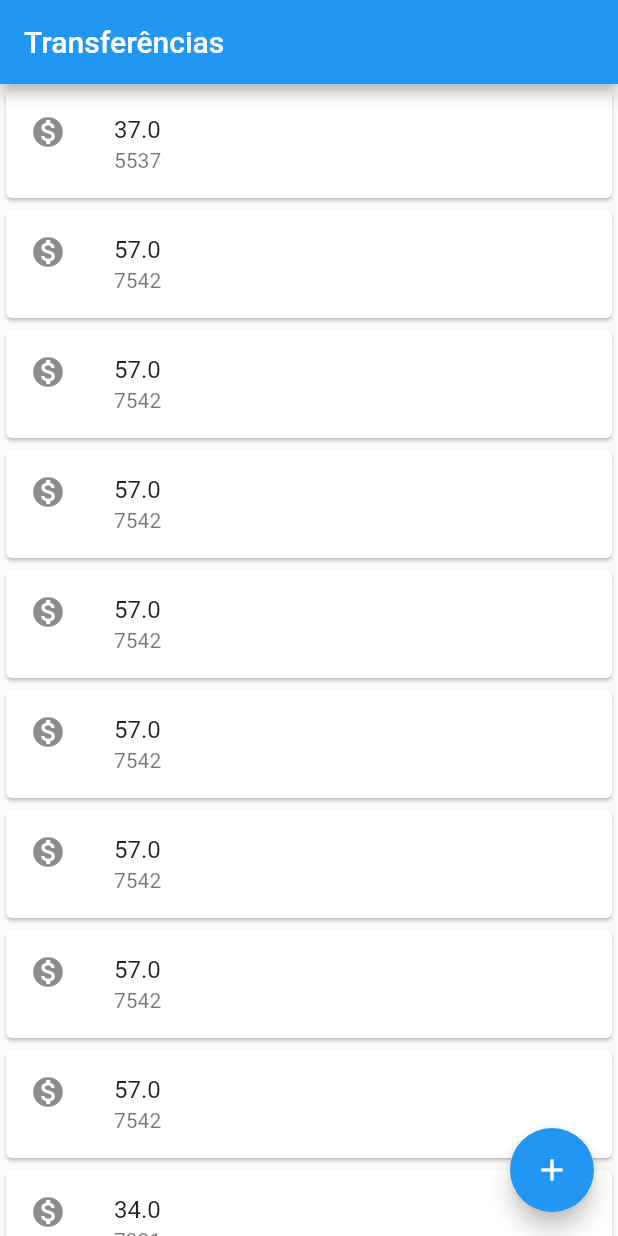
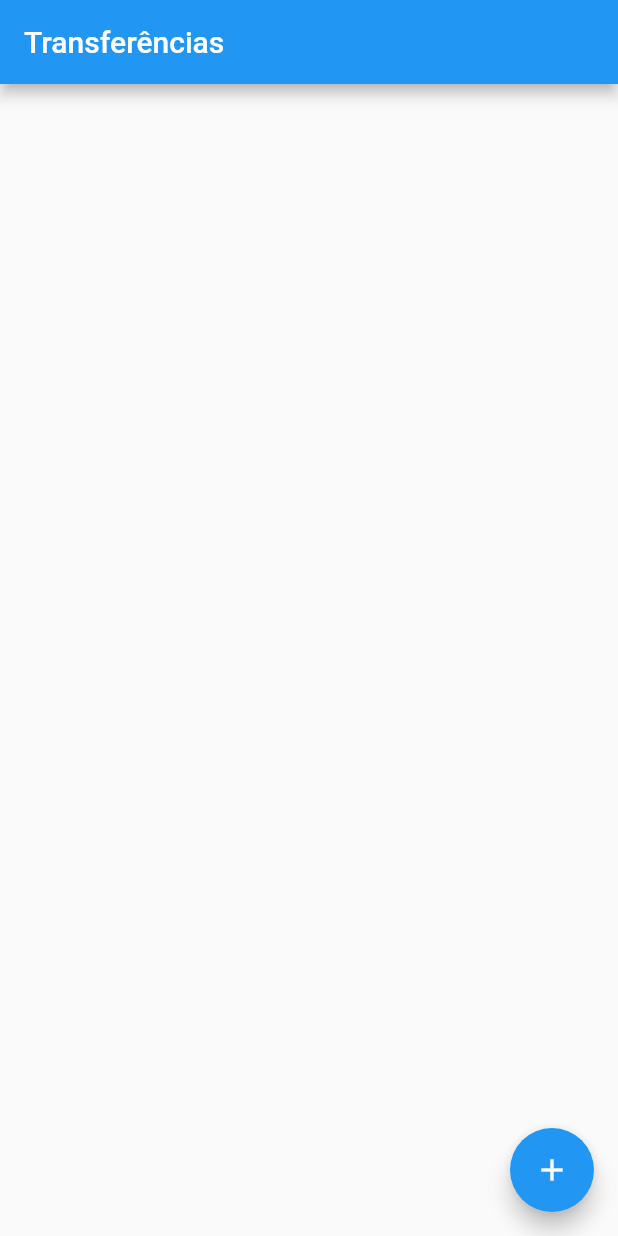
Before and after one commit to Mr-Sena/bytebank, a Flutter app: the screen it shows after launch, on a phone screen of 412 x 824 dp. Run offline on Flutter 3.47's test engine with Material 2 defaults, Android fonts, the phone set to English and light mode, and no system bars.

```diff
--- a/Workspace/bytebank/lib/main.dart
+++ b/Workspace/bytebank/lib/main.dart
@@ -112,27 +112,25 @@ class Editor extends StatelessWidget {
 
 
 class ListaTransferencias extends StatelessWidget {
+
+
+  //TODO ver o schema dessa nova lista:
+  //final List<Transferencia> _transferencia = List<Transferencia>.filled(0,new Transferencia(0, 0), growable:true);
+  final List<Transferencia> _transferencias = List<Transferencia>.empty(growable:true);
+
+
   @override
   Widget build(BuildContext context) {
     return Scaffold(
       appBar: AppBar(title: Text('Transferências'),), //Barra do app - Extende uma faixa horizontal na parte superior, Com o nome 'Transferências'
-      body: ListView(
-        children: <Widget>[
+      body: ListView.builder(
 
-          ItemTransferencia(Transferencia(37.00, 5537)),
-          ItemTransferencia(Transferencia(57.00, 7542)),
-          ItemTransferencia(Transferencia(57.00, 7542)),
-          ItemTransferencia(Transferencia(57.00, 7542)),
-          ItemTransferencia(Transferencia(57.00, 7542)),
-          ItemTransferencia(Transferencia(57.00, 7542)),
-          ItemTransferencia(Transferencia(57.00, 7542)),
-          ItemTransferencia(Transferencia(57.00, 7542)),
-          ItemTransferencia(Transferencia(57.00, 7542)),
-          ItemTransferencia(Transferencia(34.00, 7321)),
+        itemCount: _transferencias.length,
+        itemBuilder: (context, indice) {
+          final transferencia = _transferencias[indice];
+          return ItemTransferencia(transferencia);
+        },
 
-
-
-        ],
       ),
 
       floatingActionButton: FloatingActionButton( // Botão flutuante. Icone do botão definida no Child, pela Icon (que recebe o icone definitivamente)
```
